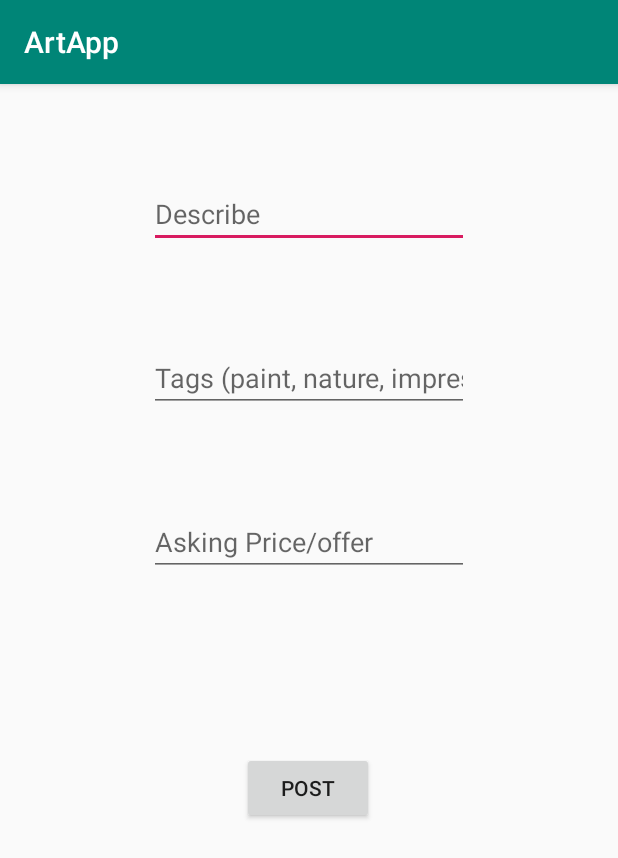
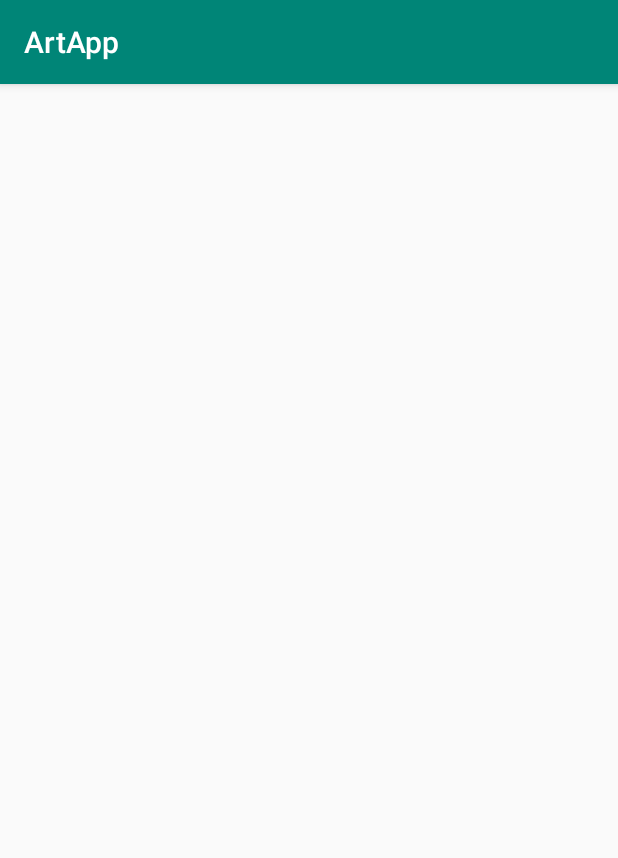
Before and after one commit to Creastacean/ArtApp, an Android app: the screen it shows after launch (MainActivity), on a phone screen of 412 x 824 dp. Shown: the top 858 px of the screen. Run offline under Robolectric (Android 15) with nearby library versions, the phone set to English and light mode, and no system bars.

Commit message:
Made Post Activity, modified XML for it

```diff
--- a/app/src/main/AndroidManifest.xml
+++ b/app/src/main/AndroidManifest.xml
@@ -9,6 +9,7 @@
         android:roundIcon="@mipmap/ic_launcher_round"
         android:supportsRtl="true"
         android:theme="@style/AppTheme">
+        <activity android:name=".PostMaker"></activity>
         <activity android:name=".MainActivity">
             <intent-filter>
                 <action android:name="android.intent.action.MAIN" />
--- a/app/src/main/res/layout/activity_main.xml
+++ b/app/src/main/res/layout/activity_main.xml
@@ -6,51 +6,5 @@
     android:layout_height="match_parent"
     tools:context=".MainActivity">
 
-    <EditText
-        android:id="@+id/editText"
-        android:layout_width="wrap_content"
-        android:layout_height="wrap_content"
-        android:layout_marginTop="64dp"
-        android:ems="10"
-        android:hint="@string/input_description"
-        android:inputType="textPersonName"
-        app:layout_constraintEnd_toEndOf="parent"
-        app:layout_constraintStart_toStartOf="parent"
-        app:layout_constraintTop_toTopOf="parent" />
 
-    <EditText
-        android:id="@+id/editText2"
-        android:layout_width="wrap_content"
-        android:layout_height="wrap_content"
-        android:layout_marginTop="64dp"
-        android:ems="10"
-        android:hint="@string/input_tags"
-        android:inputType="textPersonName"
-        app:layout_constraintEnd_toEndOf="parent"
-        app:layout_constraintStart_toStartOf="parent"
-        app:layout_constraintTop_toBottomOf="@+id/editText" />
-
-    <Button
-        android:id="@+id/button"
-        android:layout_width="wrap_content"
-        android:layout_height="wrap_content"
-        android:text="@string/save_post"
-        app:layout_constraintBottom_toBottomOf="parent"
-        app:layout_constraintEnd_toEndOf="parent"
-        app:layout_constraintHorizontal_bias="0.498"
-        app:layout_constraintStart_toStartOf="parent"
-        app:layout_constraintTop_toBottomOf="@+id/editText4"
-        app:layout_constraintVertical_bias="0.3" />
-
-    <EditText
-        android:id="@+id/editText4"
-        android:layout_width="wrap_content"
-        android:layout_height="wrap_content"
-        android:layout_marginTop="64dp"
-        android:ems="10"
-        android:hint="@string/input_price"
-        android:inputType="numberDecimal"
-        app:layout_constraintEnd_toEndOf="parent"
-        app:layout_constraintStart_toStartOf="parent"
-        app:layout_constraintTop_toBottomOf="@+id/editText2" />
 </androidx.constraintlayout.widget.ConstraintLayout>
```
Also changed, not shown: app/src/main/java/com/example/artapp/PostMaker.java (added, +14 -0 lines), app/src/main/res/layout/activity_post_maker.xml (added, +55 -0 lines).
